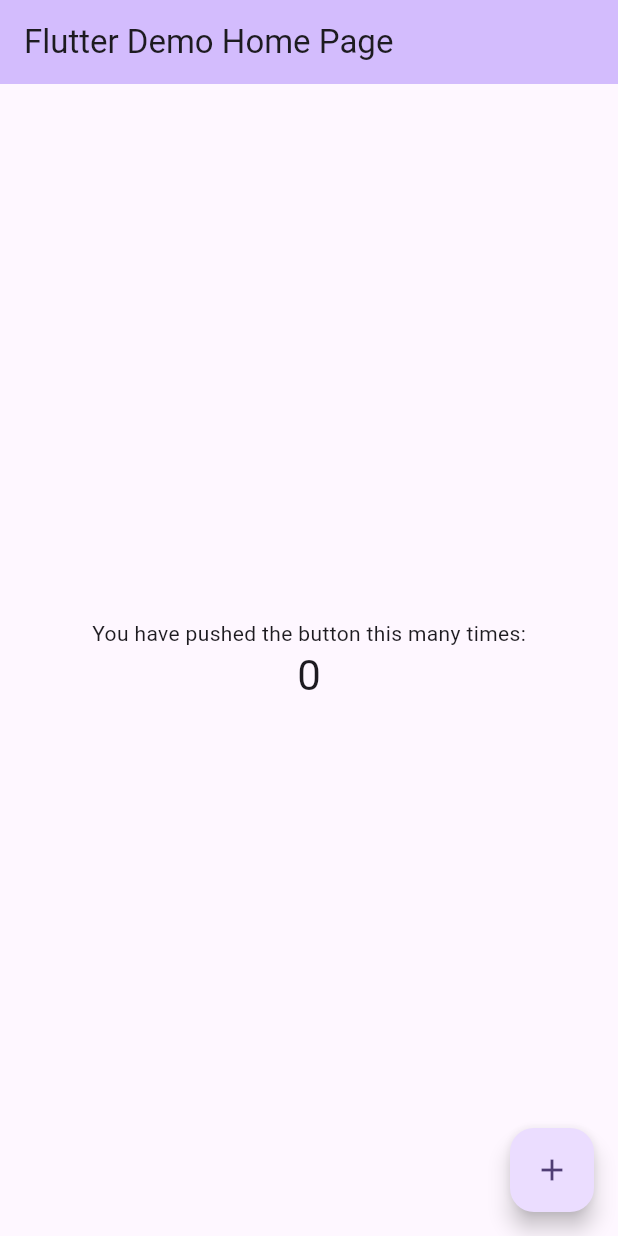
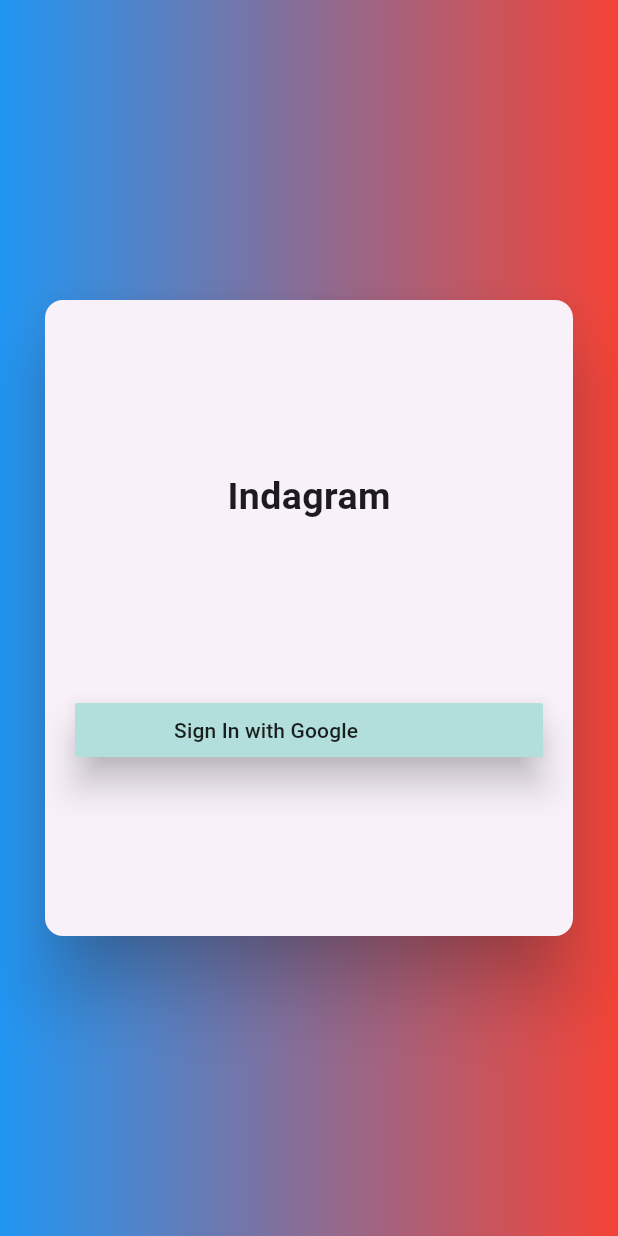
Before and after one commit to Matthaeuz/Indagram, a Flutter app: the screen it shows after launch, on a phone screen of 412 x 824 dp. Run offline on Flutter 3.47's test engine with Material 2 defaults, Android fonts, the light colour scheme and no system bars; our stand-ins replace firebase_auth, firebase_core, google_sign_in; accounts and stored records are empty.

Commit message:
Implemented Google Login

```diff
--- a/lib/main.dart
+++ b/lib/main.dart
@@ -2,6 +2,9 @@ import 'package:flutter/material.dart';
 
 import 'package:firebase_core/firebase_core.dart';
 import 'firebase_options.dart';
+
+import 'package:indagram/screens/SignInScreen.dart';
+
 
 void main() async {
   await Firebase.initializeApp(
@@ -11,125 +14,47 @@ void main() async {
   runApp(const MyApp());
 }
 
+
+// class GoogleSignIn extends StatefulWidget {
+//   GoogleSignIn({Key? key}) : super(key: key);
+//    @override
+//   _GoogleSignInState createState() => _GoogleSignInState();
+// }
+
+// class _GoogleSignInState extends State<GoogleSignIn> {
+//   @override
+//   Widget build(BuildContext context) {
+
+//     // we return the MaterialApp here ,
+//     // MaterialApp contain some basic ui for android ,
+//     return MaterialApp(
+
+//       //materialApp title
+//       title: 'GEEKS FOR GEEKS',
+//       debugShowCheckedModeBanner: false,
+//       theme: ThemeData(
+//         primarySwatch: Colors.green,
+//       ),
+
+//       // home property contain SignInScreen widget
+//       home: SignInScreen(),
+//     );
+//   }
+// }
+
 class MyApp extends StatelessWidget {
   const MyApp({super.key});
 
-
-  // This widget is the root of your application.
   @override
-
-
   Widget build(BuildContext context) {
     return MaterialApp(
-      title: 'Flutter Demo',
+      title: 'Indagram',
+      debugShowCheckedModeBanner: false,
       theme: ThemeData(
-        // This is the theme of your application.
-        //
-        // TRY THIS: Try running your application with "flutter run". You'll see
-        // the application has a blue toolbar. Then, without quitting the app,
-        // try changing the seedColor in the colorScheme below to Colors.green
-        // and then invoke "hot reload" (save your changes or press the "hot
-        // reload" button in a Flutter-supported IDE, or press "r" if you used
-        // the command line to start the app).
-        //
-        // Notice that the counter didn't reset back to zero; the application
-        // state is not lost during the reload. To reset the state, use hot
-        // restart instead.
-        //
-        // This works for code too, not just values: Most code changes can be
-        // tested with just a hot reload.
         colorScheme: ColorScheme.fromSeed(seedColor: Colors.deepPurple),
         useMaterial3: true,
       ),
-      home: const MyHomePage(title: 'Flutter Demo Home Page'),
+      home: const SignInScreen(),
     );
   }
 }
-
-class MyHomePage extends StatefulWidget {
-  const MyHomePage({super.key, required this.title});
-
-  // This widget is the home page of your application. It is stateful, meaning
-  // that it has a State object (defined below) that contains fields that affect
-  // how it looks.
-
-  // This class is the configuration for the state. It holds the values (in this
-  // case the title) provided by the parent (in this case the App widget) and
-  // used by the build method of the State. Fields in a Widget subclass are
-  // always marked "final".
-
-  final String title;
-
-  @override
-  State<MyHomePage> createState() => _MyHomePageState();
-}
-
-class _MyHomePageState extends State<MyHomePage> {
-  int _counter = 0;
-
-  void _incrementCounter() {
-    setState(() {
-      // This call to setState tells the Flutter framework that something has
-      // changed in this State, which causes it to rerun the build method below
-      // so that the display can reflect the updated values. If we changed
-      // _counter without calling setState(), then the build method would not be
-      // called again, and so nothing would appear to happen.
-      _counter++;
-    });
-  }
-
-  @override
-  Widget build(BuildContext context) {
-    // This method is rerun every time setState is called, for instance as done
-    // by the _incrementCounter method above.
-    //
-    // The Flutter framework has been optimized to make rerunning build methods
-    // fast, so that you can just rebuild anything that needs updating rather
-    // than having to individually change instances of widgets.
-    return Scaffold(
-      appBar: AppBar(
-        // TRY THIS: Try changing the color here to a specific color (to
-        // Colors.amber, perhaps?) and trigger a hot reload to see the AppBar
-        // change color while the other colors stay the same.
-        backgroundColor: Theme.of(context).colorScheme.inversePrimary,
-        // Here we take the value from the MyHomePage object that was created by
-        // the App.build method, and use it to set our appbar title.
-        title: Text(widget.title),
-      ),
-      body: Center(
-        // Center is a layout widget. It takes a single child and positions it
-        // in the middle of the parent.
-        child: Column(
-          // Column is also a layout widget. It takes a list of children and
-          // arranges them vertically. By default, it sizes itself to fit its
-          // children horizontally, and tries to be as tall as its parent.
-          //
-          // Column has various properties to control how it sizes itself and
-          // how it positions its children. Here we use mainAxisAlignment to
-          // center the children vertically; the main axis here is the vertical
-          // axis because Columns are vertical (the cross axis would be
-          // horizontal).
-          //
-          // TRY THIS: Invoke "debug painting" (choose the "Toggle Debug Paint"
-          // action in the IDE, or press "p" in the console), to see the
-          // wireframe for each widget.
-          mainAxisAlignment: MainAxisAlignment.center,
-          children: <Widget>[
-            const Text(
-              'You have pushed the button this many times:',
-            ),
-            Text(
-              '$_counter',
-              style: Theme.of(context).textTheme.headlineMedium,
-            ),
-          ],
-        ),
-      ),
-      floatingActionButton: FloatingActionButton(
-        onPressed: _incrementCounter,
-        tooltip: 'Increment',
-        child: const Icon(Icons.add),
-      ), // This trailing comma makes auto-formatting nicer for build methods.
-    );
-  }
-}
--- /dev/null
+++ b/lib/screens/SignInScreen.dart
@@ -0,0 +1,95 @@
+import 'package:firebase_auth/firebase_auth.dart';
+import 'package:flutter/material.dart';
+import 'package:google_sign_in/google_sign_in.dart';
+import 'package:indagram/screens/HomePage.dart';
+
+final FirebaseAuth auth = FirebaseAuth.instance;
+
+class SignInScreen extends StatefulWidget {
+  const SignInScreen({Key? key}) : super(key: key);
+
+  @override
+  State<SignInScreen> createState() => _SignInScreenState();
+}
+
+class _SignInScreenState extends State<SignInScreen> {
+  Future<void> signin(BuildContext context) async {
+    final GoogleSignIn googleSignIn = GoogleSignIn();
+    final GoogleSignInAccount? googleSignInAccount =
+        await googleSignIn.signIn();
+    if (googleSignInAccount != null) {
+      final GoogleSignInAuthentication googleSignInAuthentication =
+          await googleSignInAccount.authentication;
+      final AuthCredential authCredential = GoogleAuthProvider.credential(
+          idToken: googleSignInAuthentication.idToken,
+          accessToken: googleSignInAuthentication.accessToken);
+
+      // Getting users credential
+      UserCredential result = await auth.signInWithCredential(authCredential);
+      User? user = result.user;
+
+      if (user != null) {
+        Navigator.pushReplacement(
+          context,
+          MaterialPageRoute(
+            builder: (context) => HomePage(),
+          ),
+        );
+      }
+    }
+  }
+
+  @override
+  Widget build(BuildContext context) {
+    return Scaffold(
+      body: Container(
+        width: double.infinity,
+        height: double.infinity,
+        decoration: BoxDecoration(
+          gradient: LinearGradient(
+            colors: [
+              Colors.blue,
+              Colors.red,
+            ],
+          ),
+        ),
+        child: Card(
+          margin: EdgeInsets.only(top: 200, bottom: 200, left: 30, right: 30),
+          elevation: 20,
+          child: Column(
+            mainAxisAlignment: MainAxisAlignment.spaceEvenly,
+            children: [
+              Text(
+                "Indagram",
+                style: TextStyle(fontSize: 25, fontWeight: FontWeight.bold),
+              ),
+              Padding(
+                padding: const EdgeInsets.only(left: 20, right: 20),
+                child: MaterialButton(
+                  color: Colors.teal[100],
+                  elevation: 10,
+                  child: Row(
+                    mainAxisAlignment: MainAxisAlignment.start,
+                    children: [
+                      Container(
+                        height: 30.0,
+                        width: 30.0,
+                      ),
+                      SizedBox(
+                        width: 20,
+                      ),
+                      Text("Sign In with Google")
+                    ],
+                  ),
+                  onPressed: () {
+                    signin(context);
+                  },
+                ),
+              )
+            ],
+          ),
+        ),
+      ),
+    );
+  }
+}
--- a/pubspec.yaml
+++ b/pubspec.yaml
@@ -38,6 +38,8 @@ dependencies:
   firebase_core: ^2.14.0
   hooks_riverpod: ^2.3.6
   flutter_hooks: ^0.18.6
+  firebase_auth: ^4.6.3
+  google_sign_in: ^6.1.4
 
 dev_dependencies:
   flutter_test:
```
Also changed, not shown: lib/screens/HomePage.dart (added, +22 -0 lines), pubspec.lock, 3 other files.
